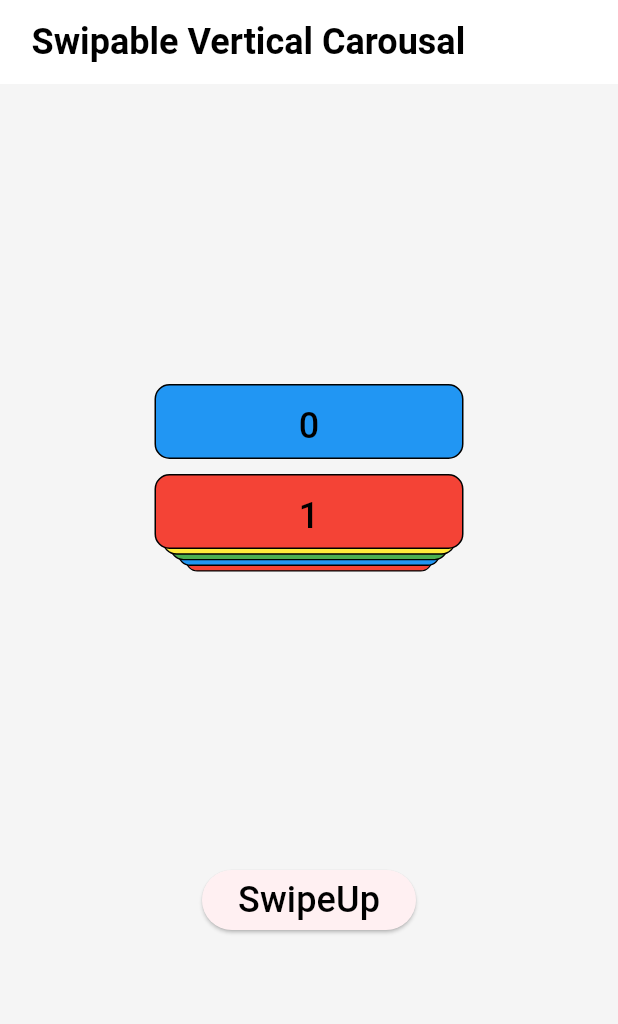
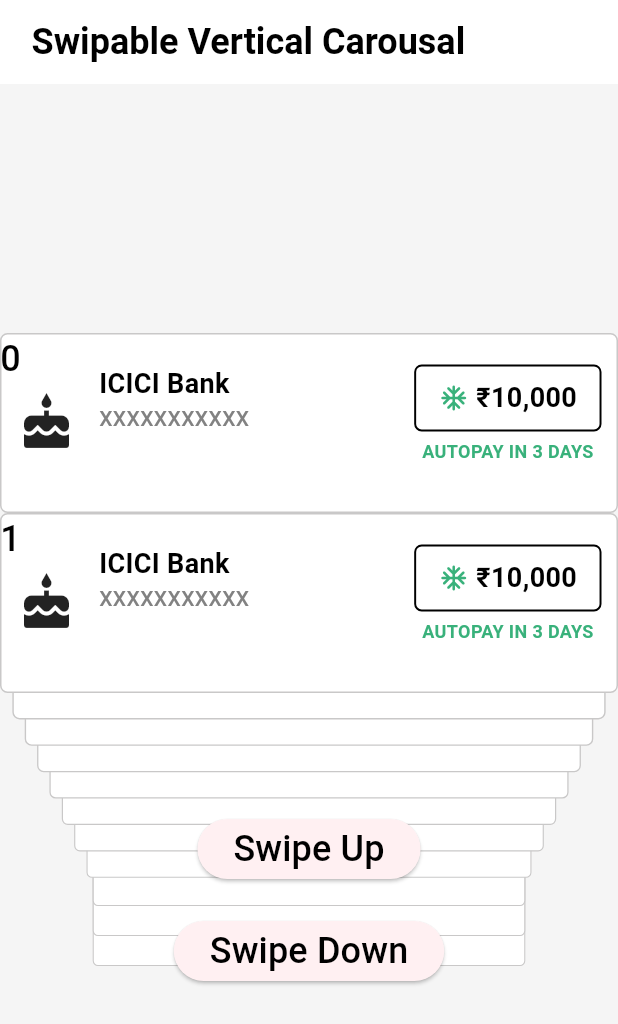
Before and after one commit to YesShubham01/swipable_vertical_carousel, a Flutter app: the screen it shows after launch, on a phone screen of 412 x 824 dp. Shown: the top 1024 px of the screen. Run offline on Flutter 3.47's test engine with Material 3 defaults, Android fonts, the phone set to English and light mode, and no system bars; our stand-ins replace gap; Roboto replaces fonts that are missing (SF-Pro).

Commit message:
Swipe down function added for vertical carousal. Fixed : z-axis config for top level cards.

```diff
--- a/lib/presentation/pages/home_screen.dart
+++ b/lib/presentation/pages/home_screen.dart
@@ -38,7 +38,20 @@ class _HomeScreenState extends State<HomeScreen> {
           // CustomText(text: "Button"),
           SwipableVerticalCarousel(
             key: _carouselKey,
-            widgets: [_card(), _card(), _card(), _card(), _card(), _card()],
+            widgets: [
+              _card(),
+              _card(),
+              _card(),
+              _card(),
+              _card(),
+              _card(),
+              _card(),
+              _card(),
+              _card(),
+              _card(),
+              _card(),
+              _card(),
+            ],
           ),
           Gap(20),
           // SizedBox(
@@ -53,7 +66,15 @@ class _HomeScreenState extends State<HomeScreen> {
             onPressed: () {
               _carouselKey.currentState?.swipeUp();
             },
-            child: CustomText(text: "SwipeUp"),
+            child: CustomText(text: "Swipe Up"),
+          ),
+
+          Gap(20),
+          ElevatedButton(
+            onPressed: () {
+              _carouselKey.currentState?.swipeDown();
+            },
+            child: CustomText(text: "Swipe Down"),
           ),
         ],
       ),
--- /dev/null
+++ b/lib/presentation/widgets/bill_section_card.dart
@@ -0,0 +1,97 @@
+import 'package:cred_assignment_by_shubham_puhal/presentation/widgets/custom_text.dart';
+import 'package:flutter/material.dart';
+import 'package:gap/gap.dart';
+
+class BillSectionCard extends StatefulWidget {
+  const BillSectionCard({super.key});
+
+  @override
+  State<BillSectionCard> createState() => _BillSectionCardState();
+}
+
+class _BillSectionCardState extends State<BillSectionCard> {
+  late double height; // height of the screen
+  late double width; // width of the screen
+
+  @override
+  Widget build(BuildContext context) {
+    var dimensions = MediaQuery.of(context).size;
+    width = dimensions.width;
+    height = dimensions.height;
+
+    return Container(
+      height: 120,
+      width: width,
+      decoration: BoxDecoration(
+        color: Colors.white,
+        border: Border.all(color: const Color.fromARGB(255, 201, 200, 200)),
+        borderRadius: BorderRadius.all(Radius.circular(5)),
+      ),
+      child: Padding(
+        padding: const EdgeInsets.symmetric(horizontal: 10, vertical: 20),
+        child: Row(
+          mainAxisAlignment: MainAxisAlignment.center,
+          crossAxisAlignment: CrossAxisAlignment.center,
+          children: [
+            Icon(Icons.cake, size: 40),
+            Gap(15),
+            Column(
+              crossAxisAlignment: CrossAxisAlignment.start,
+              children: [
+                CustomText(
+                  text: "ICICI Bank",
+                  size: 18,
+                  weight: FontWeight.bold,
+                ),
+                CustomText(
+                  text: "XXXXXXXXXXX",
+                  size: 14,
+                  color: const Color.fromARGB(255, 130, 130, 130),
+                  weight: FontWeight.w500,
+                ),
+              ],
+            ),
+            Spacer(),
+            _flippingButtonWithSubtitle(),
+          ],
+        ),
+      ),
+    );
+  }
+
+  Widget _flippingButtonWithSubtitle() {
+    return Column(
+      children: [
+        _outLineButton(),
+        Gap(5),
+        CustomText(
+          text: "AUTOPAY IN 3 DAYS",
+          size: 12,
+          color: const Color.fromARGB(255, 57, 177, 123),
+          weight: FontWeight.bold,
+        ),
+      ],
+    );
+  }
+
+  Widget _outLineButton() {
+    return Container(
+      padding: EdgeInsets.symmetric(horizontal: 15, vertical: 8),
+      decoration: BoxDecoration(
+        border: Border.all(color: Colors.black, width: 1.3),
+        borderRadius: BorderRadius.all(Radius.circular(5)),
+      ),
+      child: Row(
+        children: [
+          Icon(
+            Icons.ac_unit_rounded,
+            size: 20,
+            color: const Color.fromARGB(255, 57, 177, 123),
+          ),
+          Gap(5),
+          CustomText(text: "₹10,000", size: 18, weight: FontWeight.bold),
+        ],
+      ),
+    );
+  }
+}
--- a/lib/presentation/widgets/dummy_carousal.dart
+++ b/lib/presentation/widgets/dummy_carousal.dart
@@ -1,3 +1,4 @@
+import 'package:cred_assignment_by_shubham_puhal/presentation/widgets/bill_section_card.dart';
 import 'package:cred_assignment_by_shubham_puhal/presentation/widgets/custom_text.dart';
 import 'package:flutter/material.dart';
 import 'package:gap/gap.dart';
@@ -53,6 +54,11 @@ class SwipableVerticalCarouselState extends State<SwipableVerticalCarousel> {
     print("Swipe up function called!");
     _itemsKey.currentState?.swipeUp();
   }
+
+  void swipeDown() {
+    print("Swipe up function called!");
+    _itemsKey.currentState?.swipeDown();
+  }
 }
 
 /// Purpose is to build and display all the cards.
@@ -66,12 +72,14 @@ class ItemsWidget extends StatefulWidget {
 
 class ItemsWidgetState extends State<ItemsWidget> {
   late double height; // height of the screen
-  late double width; // width of the screen]
+  late double width; // width of the screen
 
   late int childItemCount;
 
   int firstActiveIndex = 0;
   int secondActiveIndex = 1;
+
+  bool isSwiping = false;
 
   @override
   Widget build(BuildContext context) {
@@ -81,13 +89,24 @@ class ItemsWidgetState extends State<ItemsWidget> {
 
     childItemCount = widget.cards.length;
 
-    return Center(
+    return GestureDetector(
+      onVerticalDragUpdate: (details) {
+        if (details.delta.dy < -10) {
+          // Swipe Up
+          swipeUp();
+        } else if (details.delta.dy > 10) {
+          // Swipe Down
+          swipeDown();
+        }
+      },
+      child: Center(
         child: Stack(
           alignment: AlignmentDirectional.center,
           clipBehavior: Clip.none,
           children: _sortChildrenAndBuild(
             widget.cards,
           ), // here i need to use a middle function to adjust z-index of children of stack
+        ),
       ),
     );
   }
@@ -98,9 +117,14 @@ class ItemsWidgetState extends State<ItemsWidget> {
       if (cards[i].id == firstActiveIndex) {
         cards[i].zIndex = 1.0; // top most
       } else if (cards[i].id == secondActiveIndex) {
-        cards[i].zIndex = 2.0; // just below top
+        cards[i].zIndex = 1.0; // top most
       } else if (cards[i].id > secondActiveIndex) {
         cards[i].zIndex = ((cards[i].id - secondActiveIndex) + 2).toDouble();
+      } else if (firstActiveIndex != 0 &&
+          cards[i].id == (firstActiveIndex - 1)) {
+        // it means it is the card which was at firstActiveIndex in last state.
+        // assign it 3rd position
+        cards[i].zIndex = 3.0;
       } else {
         cards[i].zIndex = (cards.length + (firstActiveIndex - cards[i].id))
             .toDouble();
@@ -110,32 +134,28 @@ class ItemsWidgetState extends State<ItemsWidget> {
     // sort the cards according to z-axis
     cards.sort((a, b) => b.zIndex.compareTo(a.zIndex));
 
+    // show only top 5 cards
+    final visibleCards = cards;
+    // .skip((cards.length - 5).clamp(0, cards.length))
+    // .toList();
+
     // display
-    return cards.map((e) => _displayCarousal(e)).toList();
+    return visibleCards.map((e) => _displayCarousal(e)).toList();
   }
 
   /// display single card with it's appropriate position and animation.
   Widget _displayCarousal(CardModel card) {
     return AnimatedPositioned(
       key: ValueKey(card.id),
-      duration: Duration(seconds: 1),
+      duration: Duration(milliseconds: 500),
       top: calculateTopDistance(card.id),
       child: Transform(
         transform: getTransform(card.id),
         alignment: FractionalOffset.center,
         child: Stack(
           children: [
-            Container(
-              width: width * 0.5,
-              padding: EdgeInsets.symmetric(vertical: 10),
-              height: 50,
-              decoration: BoxDecoration(
-                border: Border.all(color: Colors.black),
-                color: getColor(card.id),
-                borderRadius: BorderRadius.all(Radius.circular(10)),
-              ),
-              child: Center(child: CustomText(text: "${card.id}")),
-            ),
+            BillSectionCard(),
+            Center(child: CustomText(text: card.id.toString())),
           ],
         ),
       ),
@@ -144,6 +164,9 @@ class ItemsWidgetState extends State<ItemsWidget> {
 
   /// temporary function to mock the swipe function : added because it's hard to swipe on emulator.
   void swipeUp() {
+    if (isSwiping) return;
+    isSwiping = true;
+
     setState(() {
       if (secondActiveIndex < widget.cards.length - 1) {
         firstActiveIndex++;
@@ -153,6 +176,28 @@ class ItemsWidgetState extends State<ItemsWidget> {
     print(
       "SwipeUp triggered inside ItemsWidget: now at index $firstActiveIndex",
     );
+
+    // this few second of disabling swiping prevents multiple swipes with one touch.
+    Future.delayed(const Duration(milliseconds: 500), () {
+      isSwiping = false;
+    });
+  }
+
+  void swipeDown() {
+    if (isSwiping) return;
+    isSwiping = true;
+    setState(() {
+      if (firstActiveIndex > 0) {
+        firstActiveIndex--;
+        secondActiveIndex--;
+      }
+    });
+    print("SwipeDown triggered: now at index $firstActiveIndex");
+
+    // this few second of disabling swiping prevents multiple swipes with one touch.
+    Future.delayed(const Duration(milliseconds: 500), () {
+      isSwiping = false;
+    });
   }
 
   double calculateTopDistance(int index) {
@@ -161,14 +206,18 @@ class ItemsWidgetState extends State<ItemsWidget> {
       return 0;
     } else if (index == secondActiveIndex) {
       // second visible card
-      return 60;
+      return 120;
     } else if (index < firstActiveIndex) {
       // cards that are under first card
-      return 0;
+      // return 0;
+
+      // temporary : to understand how it's working
+      int distanceFromFirst = (index - firstActiveIndex).abs();
+      return (distanceFromFirst * -20) - 10;
     } else {
       // cards which are after the second card
       int distanceFromSecond = index - secondActiveIndex;
-      return (distanceFromSecond * 5) + 60;
+      return (distanceFromSecond * 20) + 120;
     }
   }
 
@@ -178,7 +227,7 @@ class ItemsWidgetState extends State<ItemsWidget> {
     if (index == firstActiveIndex || index == secondActiveIndex) {
       // keep the size same
     } else {
-      double scaleDownFactor = 1 - ((index - secondActiveIndex) * 0.05);
+      double scaleDownFactor = 1 - ((index - secondActiveIndex) * 0.04);
       scaleDownFactor = scaleDownFactor.clamp(0.7, 1.0);
       transform..scale(scaleDownFactor, scaleDownFactor, scaleDownFactor);
     }
```
Also changed, not shown: lib/presentation/widgets/bills_section_carousal.dart (+2 -78 lines). Lines whose indentation alone changed are shown as unchanged.
